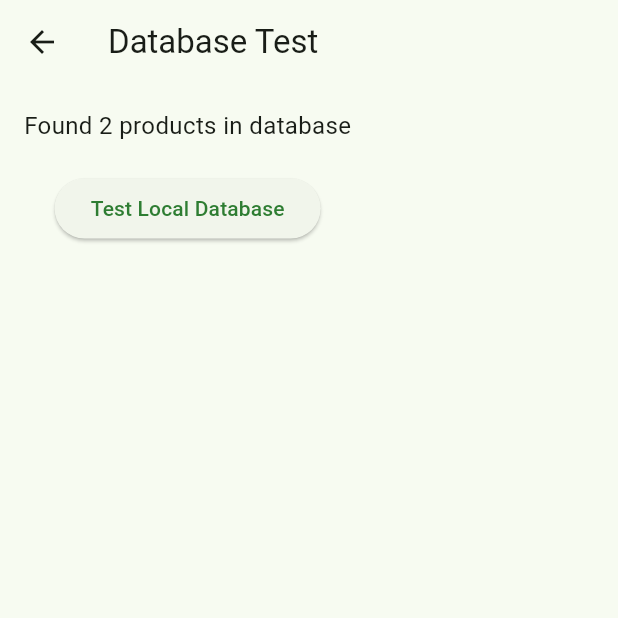
After one commit to GDev1024/farmer_marketplace, a Flutter app: the DatabaseTestScreen screen opened directly, after a tap on "Test Local Database", on a phone screen of 412 x 824 dp, the top half of it. The commit adds this screen. Run offline on Flutter 3.47's test engine with Material 3 defaults, Android fonts, the phone set to English and light mode, and no system bars; our stand-ins replace shared_preferences, sqflite; accounts and stored records are empty; Roboto replaces fonts that are missing (Poppins).

Commit message:
feat: replace Firebase with local SQLite backend
- Implement offline-first architecture with SQLite database
- Add real authentication system with password validation
- Create local services for users, products, and data management
- Remove Firebase dependencies for zero external requirements
- Add sample data and test accounts for immediate functionality
- Optimize startup performance with lazy database loading

✅ Fully functional offline app with persistent data storage

```diff
--- a/lib/main.dart
+++ b/lib/main.dart
@@ -7,6 +7,10 @@ import 'screens/home/consumer_home_screen.dart';
 
 void main() async {
   WidgetsFlutterBinding.ensureInitialized();
+
+  // Database will be initialized on first use (lazy loading)
+  // This makes app startup faster
+
   runApp(const MyApp());
 }
 
--- /dev/null
+++ b/lib/screens/database_test_screen.dart
@@ -0,0 +1,71 @@
+import 'package:flutter/material.dart';
+import '../services/enhanced_storage_service.dart';
+import '../models/user_model.dart';
+
+class DatabaseTestScreen extends StatefulWidget {
+  const DatabaseTestScreen({super.key});
+
+  @override
+  State<DatabaseTestScreen> createState() => _DatabaseTestScreenState();
+}
+
+class _DatabaseTestScreenState extends State<DatabaseTestScreen> {
+  String _status = 'Ready to test...';
+
+  Future<void> _testDatabase() async {
+    setState(() => _status = 'Testing database...');
+
+    try {
+      // Test registration
+      UserModel? newUser = await EnhancedStorageService.registerUser(
+        name: 'Test Farmer',
+        email: 'test.farmer@local.com',
+        password: 'password123',
+        userType: 'farmer',
+      );
+
+      if (newUser != null) {
+        setState(() => _status = 'Registration successful! User ID: ${newUser.id}');
+
+        // Test login
+        UserModel? loginUser = await EnhancedStorageService.loginUser(
+          email: 'test.farmer@local.com',
+          password: 'password123',
+        );
+
+        if (loginUser != null) {
+          setState(() => _status = 'Login successful! Welcome ${loginUser.name}');
+
+          // Test products
+          var products = await EnhancedStorageService.getProducts();
+          setState(() => _status = 'Found ${products.length} products in database');
+        }
+      }
+    } catch (e) {
+      setState(() => _status = 'Error: $e');
+    }
+  }
+
+  @override
+  Widget build(BuildContext context) {
+    return Scaffold(
+      appBar: AppBar(title: const Text('Database Test')),
+      body: Padding(
+        padding: const EdgeInsets.all(16.0),
+        child: Column(
+          children: [
+            Text(
+              _status,
+              style: const TextStyle(fontSize: 16),
+            ),
+            const SizedBox(height: 20),
+            ElevatedButton(
+              onPressed: _testDatabase,
+              child: const Text('Test Local Database'),
+            ),
+          ],
+        ),
+      ),
+    );
+  }
+}
--- /dev/null
+++ b/lib/services/enhanced_storage_service.dart
@@ -0,0 +1,107 @@
+import 'dart:convert';
+import 'package:shared_preferences/shared_preferences.dart';
+import '../models/user_model.dart';
+import '../models/product_model.dart';
+import 'local_auth_service.dart';
+import 'local_product_service.dart';
+
+class EnhancedStorageService {
+  // Session management with SharedPreferences
+  static Future<void> saveCurrentUser(UserModel user) async {
+    SharedPreferences prefs = await SharedPreferences.getInstance();
+    await prefs.setString('currentUser', jsonEncode(user.toMap()));
+    await prefs.setString('userType', user.userType);
+    await prefs.setBool('isLoggedIn', true);
+  }
+
+  static Future<UserModel?> getCurrentUser() async {
+    SharedPreferences prefs = await SharedPreferences.getInstance();
+    String? userString = prefs.getString('currentUser');
+    if (userString != null) {
+      Map<String, dynamic> userMap = jsonDecode(userString);
+      return UserModel.fromMap(userMap);
+    }
+    return null;
+  }
+
+  static Future<bool> isLoggedIn() async {
+    SharedPreferences prefs = await SharedPreferences.getInstance();
+    return prefs.getBool('isLoggedIn') ?? false;
+  }
+
+  static Future<String?> getUserType() async {
+    SharedPreferences prefs = await SharedPreferences.getInstance();
+    return prefs.getString('userType');
+  }
+
+  static Future<void> logout() async {
+    SharedPreferences prefs = await SharedPreferences.getInstance();
+    await prefs.remove('currentUser');
+    await prefs.remove('userType');
+    await prefs.setBool('isLoggedIn', false);
+  }
+
+  // Authentication methods using local database
+  static Future<UserModel?> registerUser({
+    required String name,
+    required String email,
+    required String password,
+    required String userType,
+  }) async {
+    UserModel? user = await LocalAuthService.registerUser(
+      name: name,
+      email: email,
+      password: password,
+      userType: userType,
+    );
+
+    if (user != null) {
+      await saveCurrentUser(user);
+    }
+
+    return user;
+  }
+
+  static Future<UserModel?> loginUser({
+    required String email,
+    required String password,
+  }) async {
+    UserModel? user = await LocalAuthService.loginUser(
+      email: email,
+      password: password,
+    );
+
+    if (user != null) {
+      await saveCurrentUser(user);
+    }
+
+    return user;
+  }
+
+  // Product methods using local database
+  static Future<List<ProductModel>> getProducts() async {
+    return await LocalProductService.getAllProducts();
+  }
+
+  static Future<List<ProductModel>> getProductsByFarmerId(String farmerId) async {
+    return await LocalProductService.getProductsByFarmerId(farmerId);
+  }
+
+  static Future<void> saveProduct(ProductModel product) async {
+    await LocalProductService.addProduct(product);
+  }
+
+  static Future<void> deleteProduct(String productId) async {
+    await LocalProductService.deleteProduct(productId);
+  }
+
+  static Future<ProductModel?> getProductById(String productId) async {
+    return await LocalProductService.getProductById(productId);
+  }
+
+  static Future<List<ProductModel>> searchProducts(String searchTerm) async {
+    return await LocalProductService.searchProducts(searchTerm);
+  }
+
+
+}
--- /dev/null
+++ b/lib/services/local_auth_service.dart
@@ -0,0 +1,118 @@
+import '../models/user_model.dart';
+import 'local_database_service.dart';
+
+class LocalAuthService {
+  static const String _table = 'users';
+
+  // Register new user
+  static Future<UserModel?> registerUser({
+    required String name,
+    required String email,
+    required String password,
+    required String userType,
+  }) async {
+    try {
+      final db = await LocalDatabaseService.database;
+
+      // Check if email already exists
+      List<Map<String, dynamic>> existing = await db.query(
+        _table,
+        where: 'email = ?',
+        whereArgs: [email],
+      );
+
+      if (existing.isNotEmpty) {
+        print('Email already exists');
+        return null;
+      }
+
+      // Create new user
+      String userId = 'user_${DateTime.now().millisecondsSinceEpoch}';
+      UserModel user = UserModel(
+        id: userId,
+        name: name,
+        email: email,
+        userType: userType,
+      );
+
+      Map<String, dynamic> userMap = user.toMap();
+      userMap['password'] = password; // Add password to database
+
+      await db.insert(_table, userMap);
+      return user;
+    } catch (e) {
+      print('Registration error: $e');
+      return null;
+    }
+  }
+
+  // Login user
+  static Future<UserModel?> loginUser({
+    required String email,
+    required String password,
+  }) async {
+    try {
+      final db = await LocalDatabaseService.database;
+
+      List<Map<String, dynamic>> results = await db.query(
+        _table,
+        where: 'email = ? AND password = ?',
+        whereArgs: [email, password],
+      );
+
+      if (results.isNotEmpty) {
+        Map<String, dynamic> userMap = Map<String, dynamic>.from(results.first);
+        userMap.remove('password'); // Remove password from returned data
+        return UserModel.fromMap(userMap);
+      }
+
+      return null;
+    } catch (e) {
+      print('Login error: $e');
+      return null;
+    }
+  }
+
+  // Get user by ID
+  static Future<UserModel?> getUserById(String userId) async {
+    try {
+      final db = await LocalDatabaseService.database;
+
+      List<Map<String, dynamic>> results = await db.query(
+        _table,
+        where: 'id = ?',
+        whereArgs: [userId],
+      );
+
+      if (results.isNotEmpty) {
+        Map<String, dynamic> userMap = Map<String, dynamic>.from(results.first);
+        userMap.remove('password'); // Remove password from returned data
+        return UserModel.fromMap(userMap);
+      }
+
+      return null;
+    } catch (e) {
+      print('Get user error: $e');
+      return null;
+    }
+  }
+
+  // Update user profile
+  static Future<bool> updateUser(UserModel user) async {
+    try {
+      final db = await LocalDatabaseService.database;
+
+      int result = await db.update(
+        _table,
+        user.toMap(),
+        where: 'id = ?',
+        whereArgs: [user.id],
+      );
+
+      return result > 0;
+    } catch (e) {
+      print('Update user error: $e');
+      return false;
+    }
+  }
+}
--- /dev/null
+++ b/lib/services/local_database_service.dart
@@ -0,0 +1,145 @@
+import 'package:sqflite/sqflite.dart';
+import 'package:path/path.dart';
+
+class LocalDatabaseService {
+  static Database? _database;
+  static const String _dbName = 'farmer_marketplace.db';
+  static const int _dbVersion = 1;
+
+  // Database tables
+  static const String _usersTable = 'users';
+  static const String _productsTable = 'products';
+  static const String _messagesTable = 'messages';
+
+  // Get database instance
+  static Future<Database> get database async {
+    if (_database != null) return _database!;
+    _database = await _initDatabase();
+    return _database!;
+  }
+
+  // Initialize database
+  static Future<Database> _initDatabase() async {
+    String path = join(await getDatabasesPath(), _dbName);
+    return await openDatabase(
+      path,
+      version: _dbVersion,
+      onCreate: _createTables,
+    );
+  }
+
+  // Create database tables
+  static Future<void> _createTables(Database db, int version) async {
+    // Users table
+    await db.execute('''
+      CREATE TABLE $_usersTable(
+        id TEXT PRIMARY KEY,
+        name TEXT NOT NULL,
+        email TEXT UNIQUE NOT NULL,
+        userType TEXT NOT NULL,
+        phone TEXT,
+        location TEXT,
+        profileImage TEXT,
+        bio TEXT,
+        password TEXT NOT NULL
+      )
+    ''');
+
+    // Products table
+    await db.execute('''
+      CREATE TABLE $_productsTable(
+        id TEXT PRIMARY KEY,
+        farmerId TEXT NOT NULL,
+        farmerName TEXT NOT NULL,
+        name TEXT NOT NULL,
+        category TEXT NOT NULL,
+        price REAL NOT NULL,
+        unit TEXT NOT NULL,
+        description TEXT,
+        location TEXT,
+        imageUrl TEXT,
+        createdAt TEXT NOT NULL,
+        FOREIGN KEY(farmerId) REFERENCES $_usersTable(id)
+      )
+    ''');
+
+    // Messages table
+    await db.execute('''
+      CREATE TABLE $_messagesTable(
+        id TEXT PRIMARY KEY,
+        senderId TEXT NOT NULL,
+        receiverId TEXT NOT NULL,
+        senderName TEXT NOT NULL,
+        message TEXT NOT NULL,
+        timestamp TEXT NOT NULL,
+        isRead INTEGER DEFAULT 0,
+        FOREIGN KEY(senderId) REFERENCES $_usersTable(id),
+        FOREIGN KEY(receiverId) REFERENCES $_usersTable(id)
+      )
+    ''');
+
+    // Insert some sample data
+    await _insertSampleData(db);
+  }
+
+  // Insert sample data for testing
+  static Future<void> _insertSampleData(Database db) async {
+    // Sample users
+    await db.insert(_usersTable, {
+      'id': 'farmer1',
+      'name': 'John Smith',
+      'email': 'farmer@test.com',
+      'userType': 'farmer',
+      'phone': '555-0101',
+      'location': 'Green Valley Farm',
+      'bio': 'Organic vegetable farmer with 10 years experience',
+      'password': 'farmer123'
+    });
+
+    await db.insert(_usersTable, {
+      'id': 'consumer1',
+      'name': 'Mary Johnson',
+      'email': 'consumer@test.com',
+      'userType': 'consumer',
+      'phone': '555-0202',
+      'location': 'Downtown City',
+      'bio': 'Local food enthusiast',
+      'password': 'consumer123'
+    });
+
+    // Sample products
+    await db.insert(_productsTable, {
+      'id': 'prod1',
+      'farmerId': 'farmer1',
+      'farmerName': 'John Smith',
+      'name': 'Fresh Tomatoes',
+      'category': 'Vegetables',
+      'price': 3.50,
+      'unit': 'lb',
+      'description': 'Organic, vine-ripened tomatoes',
+      'location': 'Green Valley Farm',
+      'createdAt': DateTime.now().toIso8601String(),
+    });
+
+    await db.insert(_productsTable, {
+      'id': 'prod2',
+      'farmerId': 'farmer1',
+      'farmerName': 'John Smith',
+      'name': 'Sweet Corn',
+      'category': 'Vegetables',
+      'price': 2.00,
+      'unit': 'dozen',
+      'description': 'Fresh picked sweet corn',
+      'location': 'Green Valley Farm',
+      'createdAt': DateTime.now().toIso8601String(),
+    });
+  }
+
+  // Close database
+  static Future<void> closeDatabase() async {
+    if (_database != null) {
+      await _database!.close();
+      _database = null;
+    }
+  }
+}
--- /dev/null
+++ b/lib/services/local_product_service.dart
@@ -0,0 +1,133 @@
+import '../models/product_model.dart';
+import 'local_database_service.dart';
+
+class LocalProductService {
+  static const String _table = 'products';
+
+  // Get all products
+  static Future<List<ProductModel>> getAllProducts() async {
+    try {
+      final db = await LocalDatabaseService.database;
+
+      List<Map<String, dynamic>> results = await db.query(
+        _table,
+        orderBy: 'createdAt DESC',
+      );
+
+      return results.map((map) => ProductModel.fromMap(map)).toList();
+    } catch (e) {
+      print('Get products error: $e');
+      return [];
+    }
+  }
+
+  // Get products by farmer ID
+  static Future<List<ProductModel>> getProductsByFarmerId(String farmerId) async {
+    try {
+      final db = await LocalDatabaseService.database;
+
+      List<Map<String, dynamic>> results = await db.query(
+        _table,
+        where: 'farmerId = ?',
+        whereArgs: [farmerId],
+        orderBy: 'createdAt DESC',
+      );
+
+      return results.map((map) => ProductModel.fromMap(map)).toList();
+    } catch (e) {
+      print('Get farmer products error: $e');
+      return [];
+    }
+  }
+
+  // Add new product
+  static Future<bool> addProduct(ProductModel product) async {
+    try {
+      final db = await LocalDatabaseService.database;
+
+      await db.insert(_table, product.toMap());
+      return true;
+    } catch (e) {
+      print('Add product error: $e');
+      return false;
+    }
+  }
+
+  // Update product
+  static Future<bool> updateProduct(ProductModel product) async {
+    try {
+      final db = await LocalDatabaseService.database;
+
+      int result = await db.update(
+        _table,
+        product.toMap(),
+        where: 'id = ?',
+        whereArgs: [product.id],
+      );
+
+      return result > 0;
+    } catch (e) {
+      print('Update product error: $e');
+      return false;
+    }
+  }
+
+  // Delete product
+  static Future<bool> deleteProduct(String productId) async {
+    try {
+      final db = await LocalDatabaseService.database;
+
+      int result = await db.delete(
+        _table,
+        where: 'id = ?',
+        whereArgs: [productId],
+      );
+
+      return result > 0;
+    } catch (e) {
+      print('Delete product error: $e');
+      return false;
+    }
+  }
+
+  // Get product by ID
+  static Future<ProductModel?> getProductById(String productId) async {
+    try {
+      final db = await LocalDatabaseService.database;
+
+      List<Map<String, dynamic>> results = await db.query(
+        _table,
+        where: 'id = ?',
+        whereArgs: [productId],
+      );
+
+      if (results.isNotEmpty) {
+        return ProductModel.fromMap(results.first);
+      }
+
+      return null;
+    } catch (e) {
+      print('Get product error: $e');
+      return null;
+    }
+  }
+
+  // Search products
+  static Future<List<ProductModel>> searchProducts(String searchTerm) async {
+    try {
+      final db = await LocalDatabaseService.database;
+
+      List<Map<String, dynamic>> results = await db.query(
+        _table,
+        where: 'name LIKE ? OR category LIKE ? OR description LIKE ?',
+        whereArgs: ['%$searchTerm%', '%$searchTerm%', '%$searchTerm%'],
+        orderBy: 'createdAt DESC',
+      );
+
+      return results.map((map) => ProductModel.fromMap(map)).toList();
+    } catch (e) {
+      print('Search products error: $e');
+      return [];
+    }
+  }
+}
--- a/pubspec.yaml
+++ b/pubspec.yaml
@@ -12,6 +12,10 @@ dependencies:
   cupertino_icons: ^1.0.8
   shared_preferences: ^2.2.2
 
+  # Local Database
+  sqflite: ^2.3.0
+  path: ^1.8.3
+
 dev_dependencies:
   flutter_test:
     sdk: flutter
```
Also changed, not shown: lib/screens/auth/login_screen.dart (+16 -9 lines), pubspec.lock, 1 other file.
